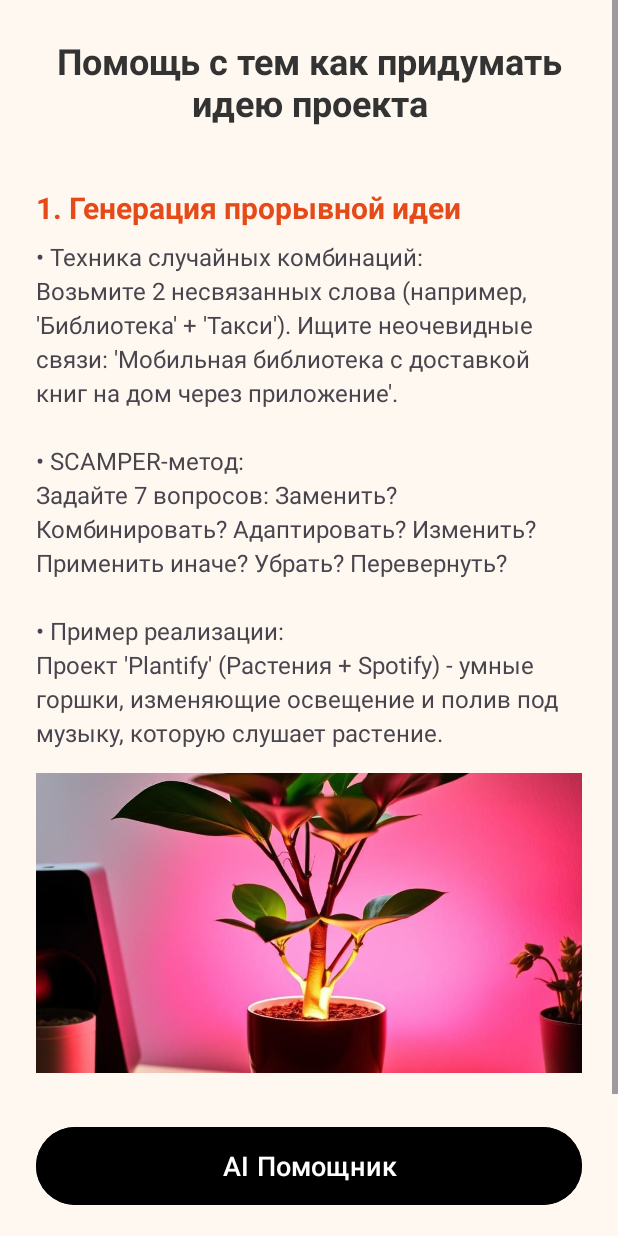
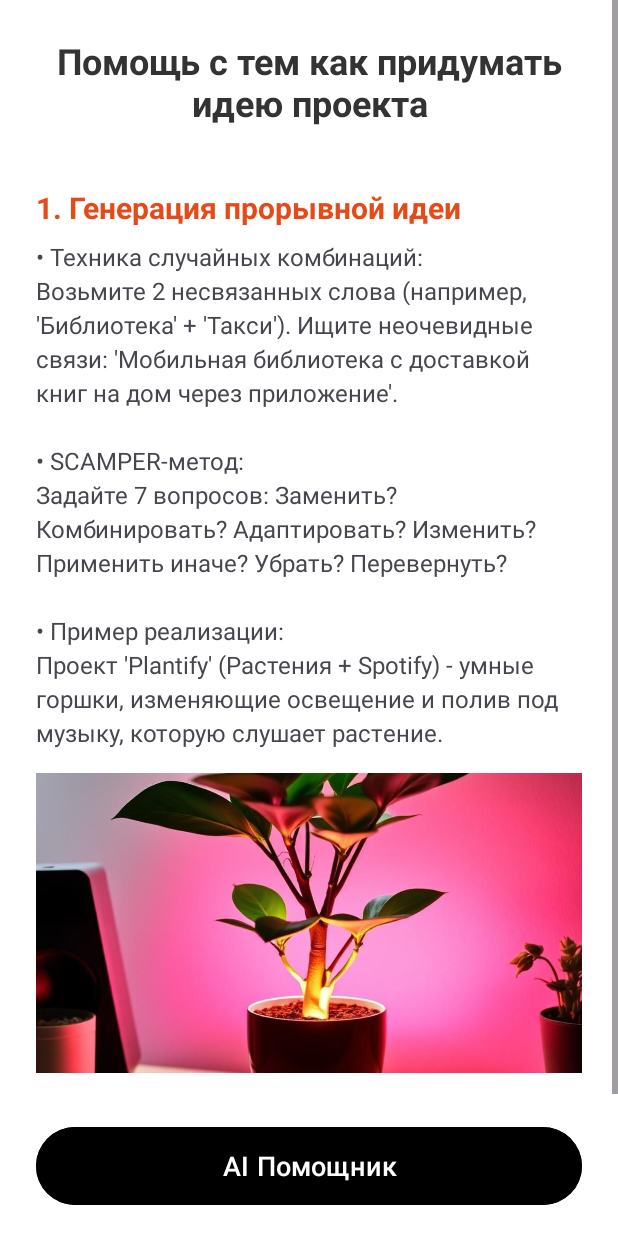
Before and after one commit to FTCrimson/Project_Help, an Android app: the InfoFragment screen opened through its navigation route, on a phone screen of 412 x 824 dp. Run offline under Robolectric (Android 15) with nearby library versions, the light colour scheme and no system bars; our stand-ins replace Firebase (no records; nobody signed in at launch, a user with empty details on screens opened directly); pictures from the network do not load.

Commit message:
commit_21_background_changes

```diff
--- a/app/src/main/res/layout/fragment_brainstorm.xml
+++ b/app/src/main/res/layout/fragment_brainstorm.xml
@@ -5,6 +5,7 @@
     xmlns:app="http://schemas.android.com/apk/res-auto"
     android:orientation="vertical"
     android:gravity="center"
+    android:background="#FFFFFF"
     android:padding="16dp">
 
 
--- a/app/src/main/res/layout/fragment_info.xml
+++ b/app/src/main/res/layout/fragment_info.xml
@@ -4,7 +4,7 @@
     android:layout_width="match_parent"
     android:layout_height="match_parent"
     android:fillViewport="true"
-    android:background="#FFF8F0">
+    android:background="#FFFFFF">
 
     <LinearLayout
         android:layout_width="match_parent"
--- a/app/src/main/res/layout/fragment_info2.xml
+++ b/app/src/main/res/layout/fragment_info2.xml
@@ -3,6 +3,7 @@
     xmlns:tools="http://schemas.android.com/tools"
     android:layout_width="match_parent"
     android:layout_height="match_parent"
+    android:background="#FFFFFF"
     tools:context="com.example.project_helper.domain.fragments.InfoFragment2">
 
     <ScrollView
--- a/app/src/main/res/layout/fragment_register.xml
+++ b/app/src/main/res/layout/fragment_register.xml
@@ -8,7 +8,7 @@
     android:background="@color/white"
     android:orientation="vertical"
     android:gravity="center"
-    tools:context="features.auth.fragments.RegisterFragment">
+    tools:context="domain.fragments.RegisterFragment">
 
     <RelativeLayout
         android:layout_width="match_parent"
```
Also changed, not shown: app/src/main/java/domain/fragments/ChatFragment.kt (+2 -12 lines).
